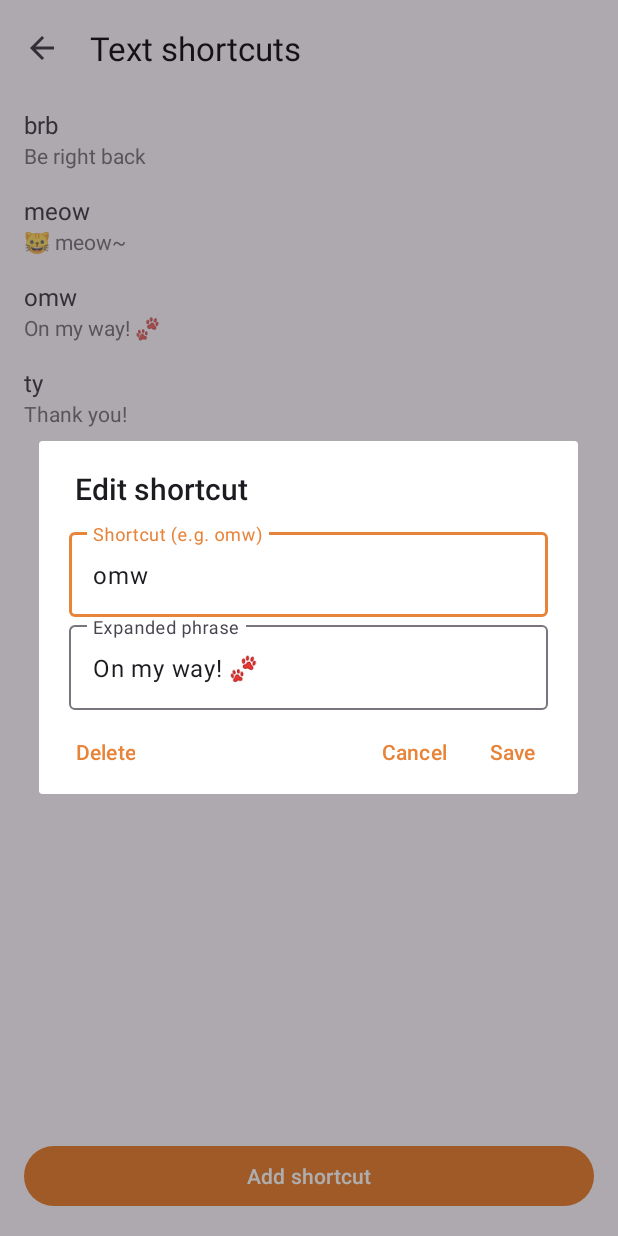
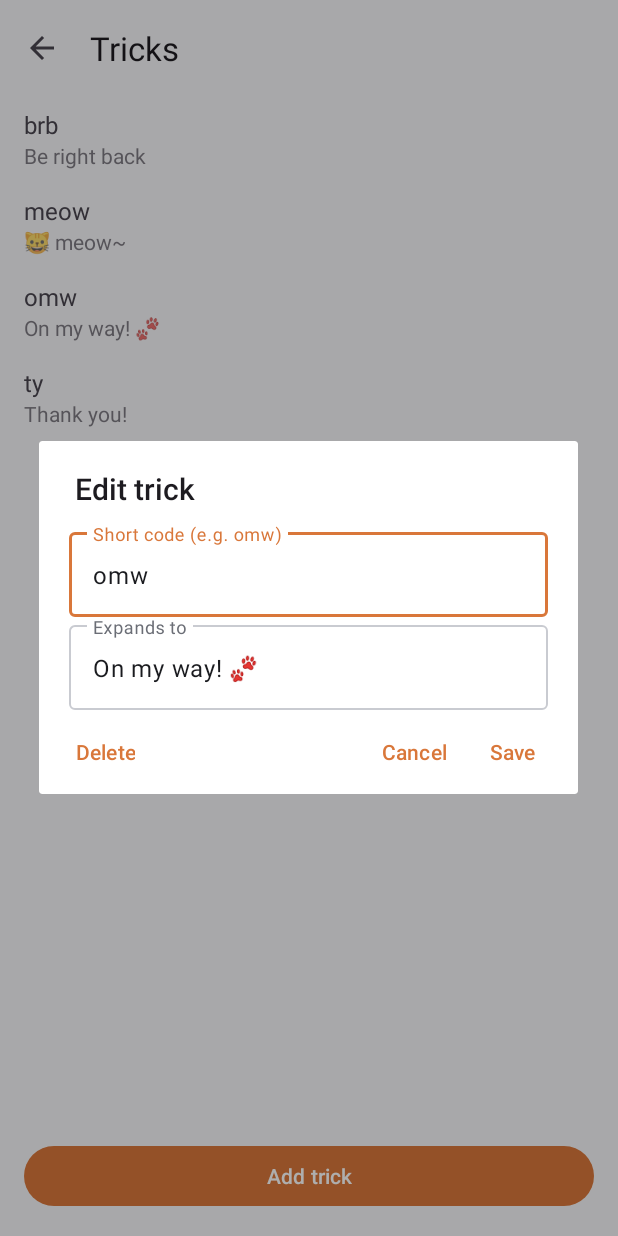
Before and after one commit to shreyashgiri/Pawkey, an Android app: the ShortcutsActivity screen opened directly, with no data from a screen before it, after a tap on "omw", on a phone screen of 412 x 824 dp. Run offline under Robolectric (Android 15) with nearby library versions, the phone set to English and light mode, and no system bars.

Commit message:
Minimal Whisker bar, panels and settings with PawKeys names
- Whisker bar: Den on the left, Hide on the right, chosen buttons spaced
  between; thin icons and a soft pill for the open panel; quieter Hunches
- Panels: shared header, icon-in-circle Den tiles, flat Stash cards,
  roomier Groom, Coats and Stretch
- Settings app: neutral surfaces, single accent, regrouped as Look,
  Typing, Gestures, Feel and Stash
- PawKeys terms throughout: Den, Stash, Groom, Coats, Stretch, Single
  paw, Hunches, Auto-fix, Memory, Tricks, Flicks, Prowl, Scoot, Scratch

Co-Authored-By: Claude Opus 5.5 <noreply@anthropic.com>
Claude-Session: https://claude.ai/code/session_01N1QjeaNWc1fbEafnFGxDdM

```diff
--- a/app/src/main/java/com/pawkeys/keyboard/PawKeysIME.kt
+++ b/app/src/main/java/com/pawkeys/keyboard/PawKeysIME.kt
@@ -828,7 +828,7 @@ class PawKeysIME : InputMethodService(),
     override fun onSuggestionLongPressed(suggestion: Suggestion) {
         if (suggestion.isShortcut) return
         userDict.block(suggestion.word)
-        Toast.makeText(this, "“${suggestion.word}” won't be suggested again", Toast.LENGTH_SHORT).show()
+        Toast.makeText(this, "“${suggestion.word}” removed from Hunches", Toast.LENGTH_SHORT).show()
         updateSuggestions()
     }
 
@@ -899,7 +899,7 @@ class PawKeysIME : InputMethodService(),
             PawMenuPanel.Item.NUMBER_ROW -> prefs.numberRow = !prefs.numberRow
             PawMenuPanel.Item.GESTURES -> {
                 prefs.gestureMode = when (prefs.gestureMode) { "fleksy" -> "glide"; "glide" -> "off"; else -> "fleksy" }
-                val name = when (prefs.gestureMode) { "glide" -> "Swipe typing on"; "off" -> "Gestures off"; else -> "Fleksy gestures on" }
+                val name = when (prefs.gestureMode) { "glide" -> "Prowl on: swipe to type"; "off" -> "Gestures off"; else -> "Flicks on" }
                 Toast.makeText(this, name, Toast.LENGTH_SHORT).show()
                 openPanel(Panel.MENU)
             }
@@ -1148,5 +1148,5 @@ class PawKeysIME : InputMethodService(),
 }
 
 object UiDims {
-    fun stripHeight(ctx: android.content.Context) = (46 * ctx.resources.displayMetrics.density).toInt()
+    fun stripHeight(ctx: android.content.Context) = (48 * ctx.resources.displayMetrics.density).toInt()
 }
--- a/app/src/main/java/com/pawkeys/keyboard/Prefs.kt
+++ b/app/src/main/java/com/pawkeys/keyboard/Prefs.kt
@@ -17,7 +17,7 @@ class Prefs(context: Context) {
         set(v) = sp.edit().putBoolean(NUMBER_ROW, v).apply()
     val hintChars get() = sp.getBoolean(HINT_CHARS, false)
 
-    /** Keyboard height in percent of the default (Samsung's "Keyboard size"). */
+    /** Keyboard height in percent of the default (Stretch). */
     var heightPercent: Int
         get() = sp.getInt(HEIGHT, 100)
         set(v) = sp.edit().putInt(HEIGHT, v.coerceIn(MIN_HEIGHT, MAX_HEIGHT)).apply()
--- a/app/src/main/java/com/pawkeys/keyboard/settings/ShortcutsActivity.kt
+++ b/app/src/main/java/com/pawkeys/keyboard/settings/ShortcutsActivity.kt
@@ -27,14 +27,14 @@ class ShortcutsActivity : AppCompatActivity() {
         store = ShortcutStore(this)
         val root = LinearLayout(this).apply { orientation = LinearLayout.VERTICAL }
         root.addView(MaterialToolbar(this).apply {
-            title = "Text shortcuts"
+            title = "Tricks"
             setNavigationIcon(androidx.appcompat.R.drawable.abc_ic_ab_back_material)
             setNavigationOnClickListener { finish() }
         })
         list = LinearLayout(this).apply { orientation = LinearLayout.VERTICAL }
         root.addView(ScrollView(this).apply { addView(list) }, LinearLayout.LayoutParams(LinearLayout.LayoutParams.MATCH_PARENT, 0, 1f))
         root.addView(MaterialButton(this).apply {
-            text = "Add shortcut"
+            text = "Add trick"
             setOnClickListener { edit(null, null) }
         }, LinearLayout.LayoutParams(LinearLayout.LayoutParams.MATCH_PARENT, LinearLayout.LayoutParams.WRAP_CONTENT).apply {
             setMargins((16 * dp).toInt(), (8 * dp).toInt(), (16 * dp).toInt(), (16 * dp).toInt())
@@ -53,7 +53,7 @@ class ShortcutsActivity : AppCompatActivity() {
         val all = store.all()
         if (all.isEmpty()) {
             list.addView(TextView(this).apply {
-                text = "No shortcuts yet"
+                text = "No tricks yet"
                 gravity = Gravity.CENTER
                 setPadding(0, (48 * dp).toInt(), 0, 0)
             })
@@ -82,8 +82,8 @@ class ShortcutsActivity : AppCompatActivity() {
                 inputType = InputType.TYPE_CLASS_TEXT or InputType.TYPE_TEXT_FLAG_NO_SUGGESTIONS
             })
         }
-        val shortField = field("Shortcut (e.g. omw)", shortcut)
-        val expField = field("Expanded phrase", expansion)
+        val shortField = field("Short code (e.g. omw)", shortcut)
+        val expField = field("Expands to", expansion)
         val form = LinearLayout(this).apply {
             orientation = LinearLayout.VERTICAL
             setPadding(pad, pad / 2, pad, 0)
@@ -91,7 +91,7 @@ class ShortcutsActivity : AppCompatActivity() {
             addView(expField)
         }
         val dialog = AlertDialog.Builder(this)
-            .setTitle(if (shortcut == null) "Add shortcut" else "Edit shortcut")
+            .setTitle(if (shortcut == null) "Add trick" else "Edit trick")
             .setView(form)
             .setPositiveButton("Save") { _, _ ->
                 val s = shortField.editText?.text?.toString()?.trim().orEmpty()
--- a/app/src/main/res/values-night/themes.xml
+++ b/app/src/main/res/values-night/themes.xml
@@ -1,9 +1,20 @@
 <?xml version="1.0" encoding="utf-8"?>
 <resources>
     <style name="Theme.PawKeys" parent="Theme.Material3.DayNight.NoActionBar">
-        <item name="colorPrimary">@color/paw_accent_dark</item>
-        <item name="colorSecondary">@color/paw_accent_dark</item>
-        <item name="colorPrimaryContainer">#5C3410</item>
-        <item name="colorOnPrimaryContainer">#FFE3CC</item>
+        <item name="colorPrimary">#EFA262</item>
+        <item name="colorOnPrimary">#1A1208</item>
+        <item name="colorSecondary">#EFA262</item>
+        <item name="colorPrimaryContainer">#4A2E16</item>
+        <item name="colorOnPrimaryContainer">#FBE6D7</item>
+        <item name="android:colorBackground">#111113</item>
+        <item name="colorSurface">#111113</item>
+        <item name="colorSurfaceContainer">#1C1C1F</item>
+        <item name="colorSurfaceContainerHigh">#232327</item>
+        <item name="colorSurfaceContainerHighest">#2A2A2E</item>
+        <item name="colorOnSurface">#EDEDF0</item>
+        <item name="colorOnSurfaceVariant">#9C9CA5</item>
+        <item name="colorOutline">#3A3A40</item>
+        <item name="android:statusBarColor">#111113</item>
+        <item name="android:windowLightStatusBar">false</item>
     </style>
 </resources>
--- a/app/src/main/res/values/strings.xml
+++ b/app/src/main/res/values/strings.xml
@@ -2,5 +2,5 @@
 <resources>
     <string name="app_name">PawKeys</string>
     <string name="subtype_en_us">English (US)</string>
-    <string name="text_shortcuts">Text shortcuts</string>
+    <string name="text_shortcuts">Tricks</string>
 </resources>
--- a/app/src/main/res/values/themes.xml
+++ b/app/src/main/res/values/themes.xml
@@ -1,9 +1,21 @@
 <?xml version="1.0" encoding="utf-8"?>
 <resources>
+    <!-- Settings app: neutral surfaces, a single ginger accent. -->
     <style name="Theme.PawKeys" parent="Theme.Material3.DayNight.NoActionBar">
-        <item name="colorPrimary">@color/paw_accent</item>
-        <item name="colorSecondary">@color/paw_accent</item>
-        <item name="colorPrimaryContainer">#FFE3CC</item>
+        <item name="colorPrimary">#D9773A</item>
+        <item name="colorOnPrimary">#FFFFFF</item>
+        <item name="colorSecondary">#D9773A</item>
+        <item name="colorPrimaryContainer">#FBE6D7</item>
         <item name="colorOnPrimaryContainer">#4A2500</item>
+        <item name="android:colorBackground">#F6F6F8</item>
+        <item name="colorSurface">#F6F6F8</item>
+        <item name="colorSurfaceContainer">#FFFFFF</item>
+        <item name="colorSurfaceContainerHigh">#FFFFFF</item>
+        <item name="colorSurfaceContainerHighest">#ECEDF0</item>
+        <item name="colorOnSurface">#1A1B1F</item>
+        <item name="colorOnSurfaceVariant">#6B6E76</item>
+        <item name="colorOutline">#C9CBD1</item>
+        <item name="android:statusBarColor">#F6F6F8</item>
+        <item name="android:windowLightStatusBar">true</item>
     </style>
 </resources>
```
Also changed, not shown: app/src/main/java/com/pawkeys/keyboard/CandidateStrip.kt (+69 -42 lines), app/src/main/java/com/pawkeys/keyboard/panels/ClipboardPanel.kt (+11 -23 lines), app/src/main/java/com/pawkeys/keyboard/panels/MenuPanels.kt (+21 -19 lines), app/src/main/java/com/pawkeys/keyboard/panels/TextEditPanel.kt (+8 -8 lines), app/src/main/java/com/pawkeys/keyboard/panels/UiKit.kt (+40 -8 lines), app/src/main/java/com/pawkeys/keyboard/settings/SettingsActivity.kt (+5 -5 lines), app/src/main/res/values/arrays.xml (+6 -6 lines), app/src/main/res/xml/prefs.xml (+46 -43 lines), 1 other file.
